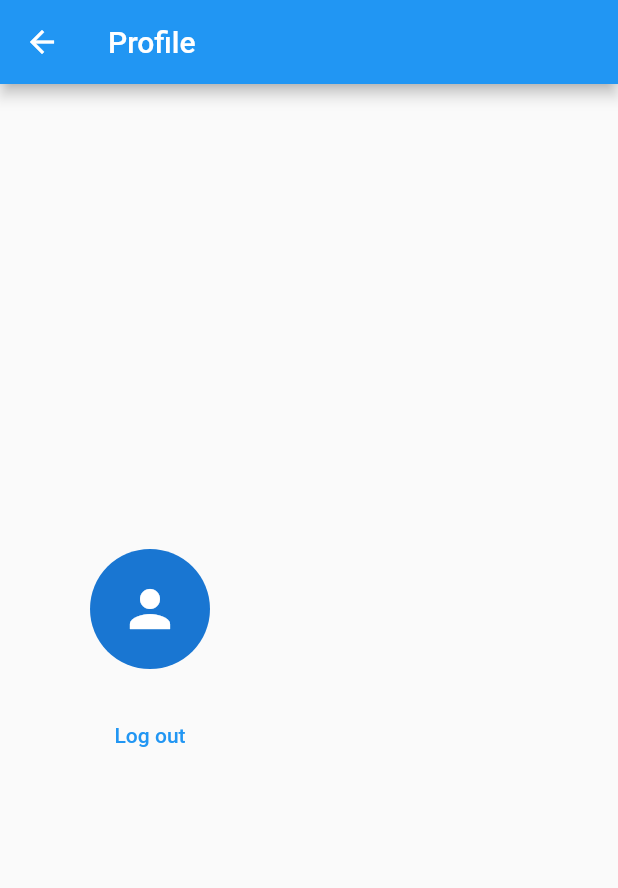
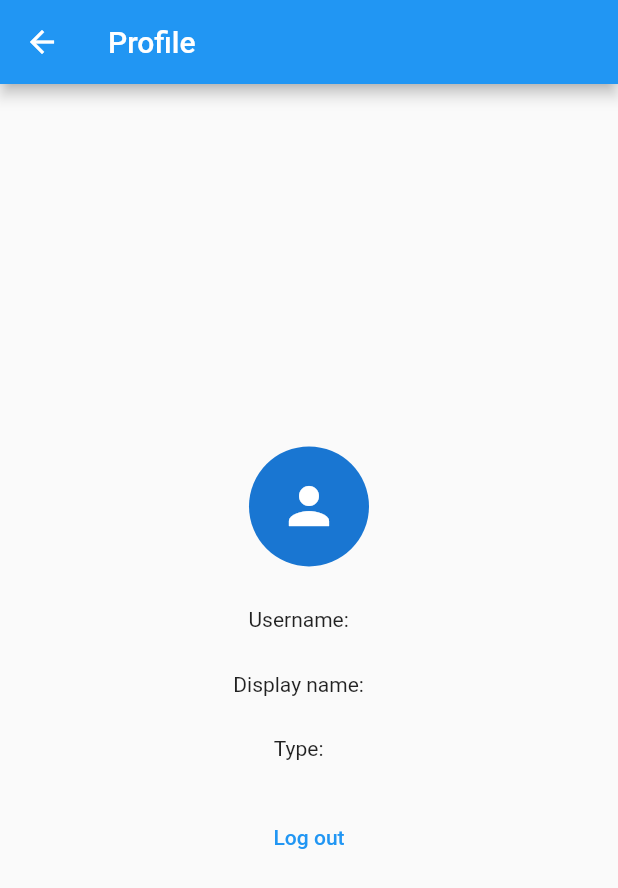
Before and after one commit to hoangm960/Station_energy_automatic, a Flutter app: the ProfileScreen screen opened by its route, on a phone screen of 412 x 824 dp. Shown: the top 888 px of the screen. Run offline on Flutter 3.47's test engine with Material 2 defaults, Android fonts, the phone set to English and light mode, and no system bars; our stand-ins replace cached_network_image, syncfusion_flutter_charts; missing offline and left inert: crypt, latlng, map, mysql1, webview_windows; accounts and stored records are empty; generated files the repository leaves out were written again.

Commit message:
add profile_page

```diff
--- a/lib/src/models/user.dart
+++ b/lib/src/models/user.dart
@@ -0,0 +1,25 @@
+import 'package:json_annotation/json_annotation.dart';
+import 'package:mysql1/mysql1.dart';
+import 'package:ocean_station_auto/src/utils/connectDb.dart';
+part 'user.g.dart';
+
+@JsonSerializable()
+class User {
+  final String username;
+  final String displayName;
+  final String type;
+
+
+  User({required this.username, required this.displayName, required this.type});
+
+  factory User.fromJson(Map<String, dynamic> json) => _$UserFromJson(json);
+
+  Map<String, dynamic> toJson() => _$UserToJson(this);
+}
+
+class Type {
+  final int id;
+  final String name;
+
+  Type({required this.id, required this.name});
+}
--- a/lib/src/screens/profile_page.dart
+++ b/lib/src/screens/profile_page.dart
@@ -1,19 +1,52 @@
+import 'dart:convert';
+
 import 'package:flutter/material.dart';
+import 'package:ocean_station_auto/src/constant.dart';
+import 'package:ocean_station_auto/src/models/user.dart';
 import 'package:ocean_station_auto/src/screens/login_page/login_page.dart';
 
-class ProfileScreen extends StatelessWidget {
+class ProfileScreen extends StatefulWidget {
   const ProfileScreen({Key? key}) : super(key: key);
 
   static const routeName = '/profile';
 
   @override
+  State<ProfileScreen> createState() => _ProfileScreenState();
+}
+
+class _ProfileScreenState extends State<ProfileScreen> {
+  User? user;
+
+  @override
+  void initState() {
+    super.initState();
+    getUser().then((value) {
+      setState(() {
+        user = value;
+      });
+    });
+  }
+
+  Future<User> getUser() async {
+    Paths paths = Paths();
+    final file = await paths.userFile;
+
+    final contents = await file.readAsString();
+    final Map<String, dynamic> jsonUser = json.decode(contents);
+    return User.fromJson(jsonUser);
+  }
+
+  @override
   Widget build(BuildContext context) {
     return Scaffold(
       appBar: AppBar(title: const Text('Profile')),
-      body: Container(
-        padding: EdgeInsetsDirectional.all(60.0),
+      body: Center(
+        child: Container(
+          padding: const EdgeInsetsDirectional.all(60.0),
+          width: getScreenSize(context).width,
+          height: getScreenSize(context).height / 2,
           child: Column(
-          mainAxisAlignment: MainAxisAlignment.center,
+            mainAxisAlignment: MainAxisAlignment.spaceEvenly,
             crossAxisAlignment: CrossAxisAlignment.center,
             children: [
               const CircleAvatar(
@@ -22,9 +55,27 @@ class ProfileScreen extends StatelessWidget {
                     Icons.person,
                     size: 40.0,
                   )),
-            const SizedBox(height: 20.0,),
-            TextButton(onPressed: () => Navigator.pushNamedAndRemoveUntil(context, LoginPage.routeName, (route) => false), child: const Text('Log out'))
+              const SizedBox(
+                height: 20.0,
+              ),
+              Text("Username:    ${user?.username ?? ''}"),
+              const SizedBox(
+                height: 20.0,
+              ),
+              Text("Display name:    ${user?.displayName ?? ''}"),
+              const SizedBox(
+                height: 20.0,
+              ),
+              Text("Type:    ${user?.type ?? ''}"),
+              const SizedBox(
+                height: 20.0,
+              ),
+              TextButton(
+                  onPressed: () => Navigator.pushNamedAndRemoveUntil(
+                      context, LoginPage.routeName, (route) => false),
+                  child: const Text('Log out'))
             ],
+          ),
         ),
       ),
     );
--- a/pubspec.yaml
+++ b/pubspec.yaml
@@ -17,9 +17,10 @@ dependencies:
   flutter_localizations:
     sdk: flutter
   intl: ^0.17.0
+  json_serializable: ^6.1.3
   map: ^1.0.0
   mysql1: ^0.19.2
-  shared_preferences: ^2.0.11
+  path_provider: ^2.0.8
   syncfusion_flutter_charts: ^19.3.57
   webview_windows: ^0.1.0
 
@@ -28,6 +29,7 @@ dev_dependencies:
     sdk: flutter
 
   flutter_lints: ^1.0.0
+  build_runner: ^1.3.1
 
 flutter:
   uses-material-design: true
```
Also changed, not shown: lib/src/constant.dart (+16 -0 lines), lib/src/screens/login_page/components/signIn.dart (+43 -5 lines), lib/src/models/user.g.dart (added), pubspec.lock. Lines whose indentation alone changed are shown as unchanged.
